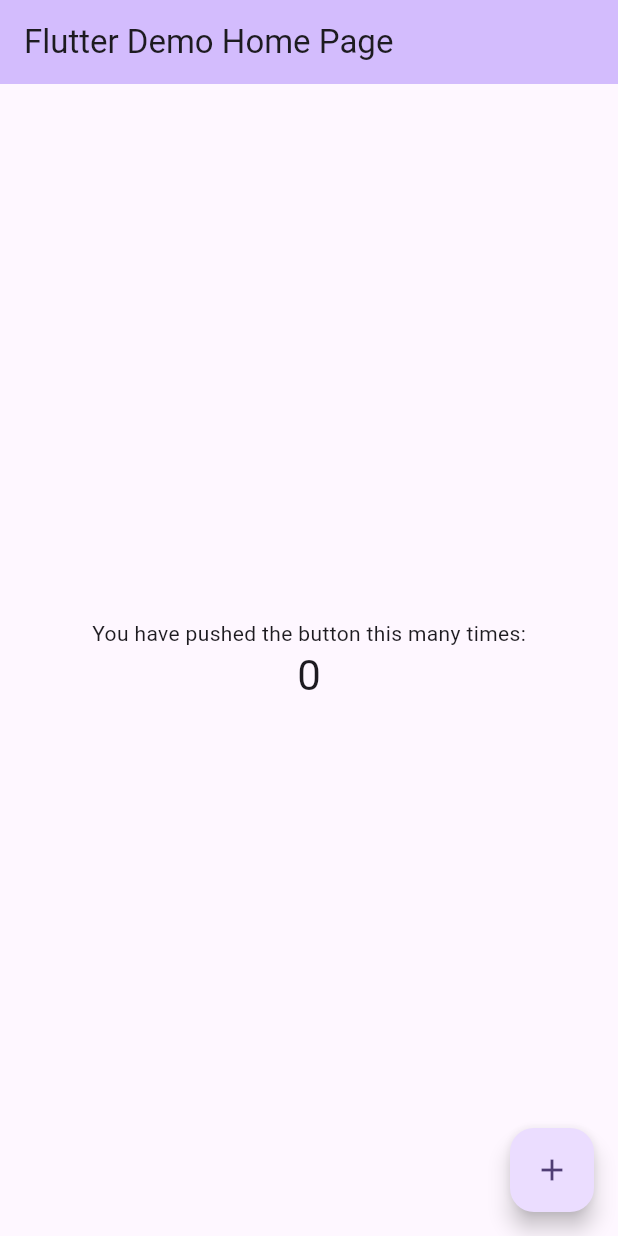
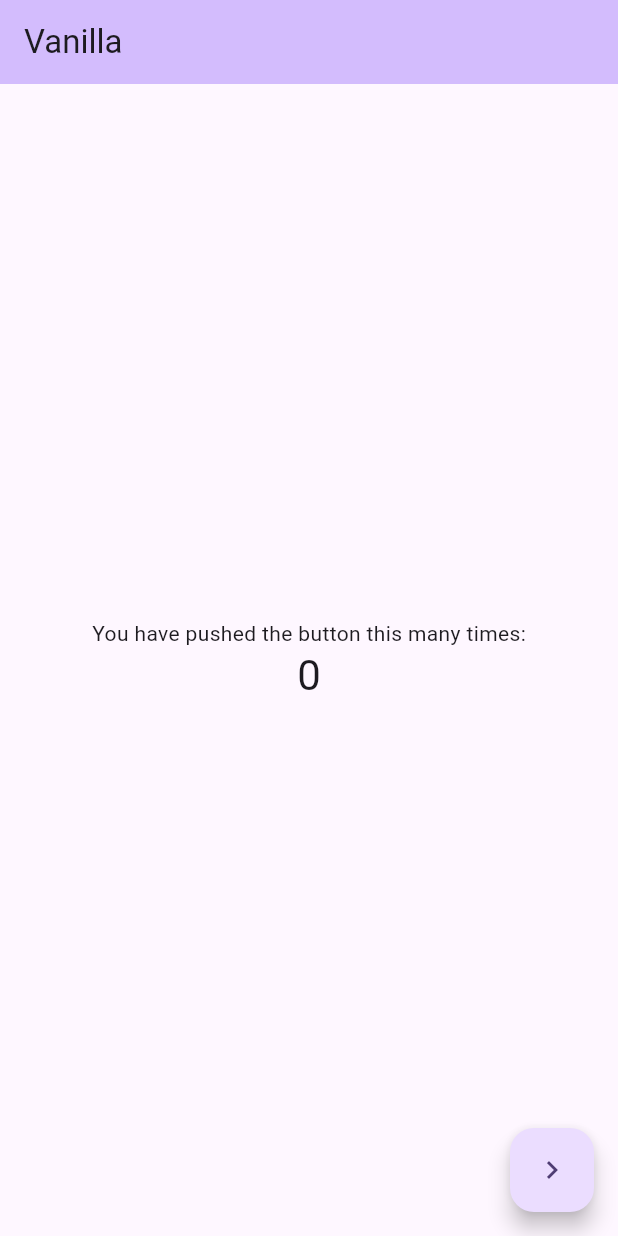
Before and after one commit to Olaoluwa99/vanilla, a Flutter app: the screen it shows after launch, on a phone screen of 412 x 824 dp. Run offline on Flutter 3.47's test engine with Material 3 defaults, Android fonts, the phone set to English and light mode, and no system bars; our stand-ins replace flutter_bloc.

```diff
--- /dev/null
+++ b/lib/cubits/counter_cubit.dart
@@ -0,0 +1,16 @@
+import 'package:flutter_bloc/flutter_bloc.dart';
+
+class CounterCubit extends Cubit<int> {
+  //CounterCubit(super.initialState);
+  CounterCubit() : super(0);
+
+  void increment() {
+    emit(state + 1);
+  }
+
+  void decrement() {
+    if (state > 0) {
+      emit(state - 1);
+    }
+  }
+}
--- /dev/null
+++ b/lib/home_page.dart
@@ -0,0 +1,45 @@
+import 'package:flutter/material.dart';
+import 'package:flutter_bloc/flutter_bloc.dart';
+import 'package:vanilla/cubits/counter_cubit.dart';
+import 'package:vanilla/inc_dec_page.dart';
+
+class MyHomePage extends StatelessWidget {
+  const MyHomePage({super.key, required this.title});
+  final String title;
+
+  @override
+  Widget build(BuildContext context) {
+    final counterCubit = BlocProvider.of<CounterCubit>(context);
+    return Scaffold(
+      appBar: AppBar(
+        backgroundColor: Theme.of(context).colorScheme.inversePrimary,
+        title: Text(title),
+      ),
+      body: Center(
+        child: Column(
+          mainAxisAlignment: MainAxisAlignment.center,
+          children: <Widget>[
+            const Text('You have pushed the button this many times:'),
+            BlocBuilder<CounterCubit, int>(
+              bloc: counterCubit,
+              builder: (context, counter) {
+                return Text(
+                  '$counter',
+                  style: Theme.of(context).textTheme.headlineMedium,
+                );
+              },
+            ),
+          ],
+        ),
+      ),
+      floatingActionButton: FloatingActionButton(
+        onPressed: () {
+          Navigator.of(
+            context,
+          ).push(MaterialPageRoute(builder: (context) => IncreaseDecrease()));
+        },
+        child: Icon(Icons.navigate_next),
+      ),
+    );
+  }
+}
--- a/lib/main.dart
+++ b/lib/main.dart
@@ -1,4 +1,8 @@
 import 'package:flutter/material.dart';
+import 'package:flutter_bloc/flutter_bloc.dart';
+import 'package:vanilla/cubits/counter_cubit.dart';
+
+import 'home_page.dart';
 
 void main() {
   runApp(const MyApp());
@@ -10,113 +14,15 @@ class MyApp extends StatelessWidget {
   // This widget is the root of your application.
   @override
   Widget build(BuildContext context) {
-    return MaterialApp(
-      title: 'Flutter Demo',
-      theme: ThemeData(
-        // This is the theme of your application.
-        //
-        // TRY THIS: Try running your application with "flutter run". You'll see
-        // the application has a purple toolbar. Then, without quitting the app,
-        // try changing the seedColor in the colorScheme below to Colors.green
-        // and then invoke "hot reload" (save your changes or press the "hot
-        // reload" button in a Flutter-supported IDE, or press "r" if you used
-        // the command line to start the app).
-        //
-        // Notice that the counter didn't reset back to zero; the application
-        // state is not lost during the reload. To reset the state, use hot
-        // restart instead.
-        //
-        // This works for code too, not just values: Most code changes can be
-        // tested with just a hot reload.
-        colorScheme: ColorScheme.fromSeed(seedColor: Colors.deepPurple),
+    return BlocProvider(
+      create: (_) => CounterCubit(),
+      child: MaterialApp(
+        title: 'Flutter Demo',
+        theme: ThemeData(
+          colorScheme: ColorScheme.fromSeed(seedColor: Colors.deepPurple),
+        ),
+        home: const MyHomePage(title: 'Vanilla'),
       ),
-      home: const MyHomePage(title: 'Flutter Demo Home Page'),
     );
   }
 }
-
-class MyHomePage extends StatefulWidget {
-  const MyHomePage({super.key, required this.title});
-
-  // This widget is the home page of your application. It is stateful, meaning
-  // that it has a State object (defined below) that contains fields that affect
-  // how it looks.
-
-  // This class is the configuration for the state. It holds the values (in this
-  // case the title) provided by the parent (in this case the App widget) and
-  // used by the build method of the State. Fields in a Widget subclass are
-  // always marked "final".
-
-  final String title;
-
-  @override
-  State<MyHomePage> createState() => _MyHomePageState();
-}
-
-class _MyHomePageState extends State<MyHomePage> {
-  int _counter = 0;
-
-  void _incrementCounter() {
-    setState(() {
-      // This call to setState tells the Flutter framework that something has
-      // changed in this State, which causes it to rerun the build method below
-      // so that the display can reflect the updated values. If we changed
-      // _counter without calling setState(), then the build method would not be
-      // called again, and so nothing would appear to happen.
-      _counter++;
-    });
-  }
-
-  @override
-  Widget build(BuildContext context) {
-    // This method is rerun every time setState is called, for instance as done
-    // by the _incrementCounter method above.
-    //
-    // The Flutter framework has been optimized to make rerunning build methods
-    // fast, so that you can just rebuild anything that needs updating rather
-    // than having to individually change instances of widgets.
-    return Scaffold(
-      appBar: AppBar(
-        // TRY THIS: Try changing the color here to a specific color (to
-        // Colors.amber, perhaps?) and trigger a hot reload to see the AppBar
-        // change color while the other colors stay the same.
-        backgroundColor: Theme.of(context).colorScheme.inversePrimary,
-        // Here we take the value from the MyHomePage object that was created by
-        // the App.build method, and use it to set our appbar title.
-        title: Text(widget.title),
-      ),
-      body: Center(
-        // Center is a layout widget. It takes a single child and positions it
-        // in the middle of the parent.
-        child: Column(
-          // Column is also a layout widget. It takes a list of children and
-          // arranges them vertically. By default, it sizes itself to fit its
-          // children horizontally, and tries to be as tall as its parent.
-          //
-          // Column has various properties to control how it sizes itself and
-          // how it positions its children. Here we use mainAxisAlignment to
-          // center the children vertically; the main axis here is the vertical
-          // axis because Columns are vertical (the cross axis would be
-          // horizontal).
-          //
-          // TRY THIS: Invoke "debug painting" (choose the "Toggle Debug Paint"
-          // action in the IDE, or press "p" in the console), to see the
-          // wireframe for each widget.
-          mainAxisAlignment: MainAxisAlignment.center,
-          children: <Widget>[
-            const Text('You have pushed the button this many times:'),
-            Text(
-              '$_counter',
-              style: Theme.of(context).textTheme.headlineMedium,
-            ),
-          ],
-        ),
-      ),
-      floatingActionButton: FloatingActionButton(
-        onPressed: _incrementCounter,
-        tooltip: 'Increment',
-        child: const Icon(Icons.add),
-      ), // This trailing comma makes auto-formatting nicer for build methods.
-    );
-  }
-}
--- a/pubspec.yaml
+++ b/pubspec.yaml
@@ -30,6 +30,7 @@ environment:
 dependencies:
   flutter:
     sdk: flutter
+  flutter_bloc: ^9.1.1
 
   # The following adds the Cupertino Icons font to your application.
   # Use with the CupertinoIcons class for iOS style icons.
```
Also changed, not shown: lib/inc_dec_page.dart (added, +32 -0 lines), pubspec.lock.
